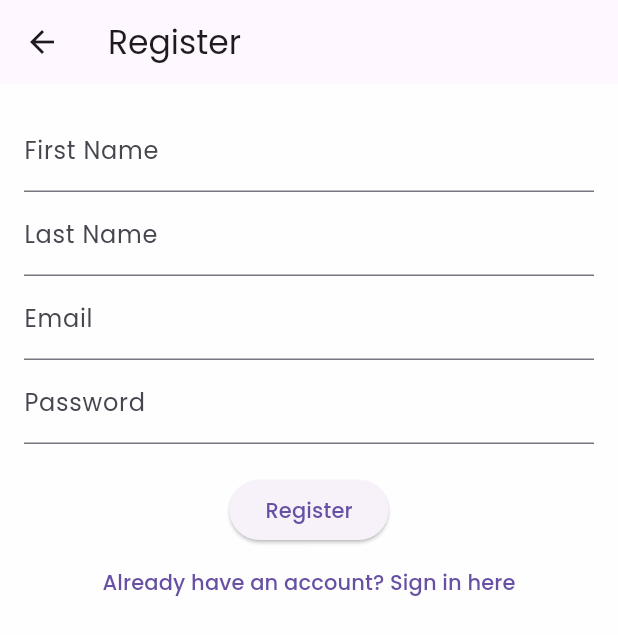
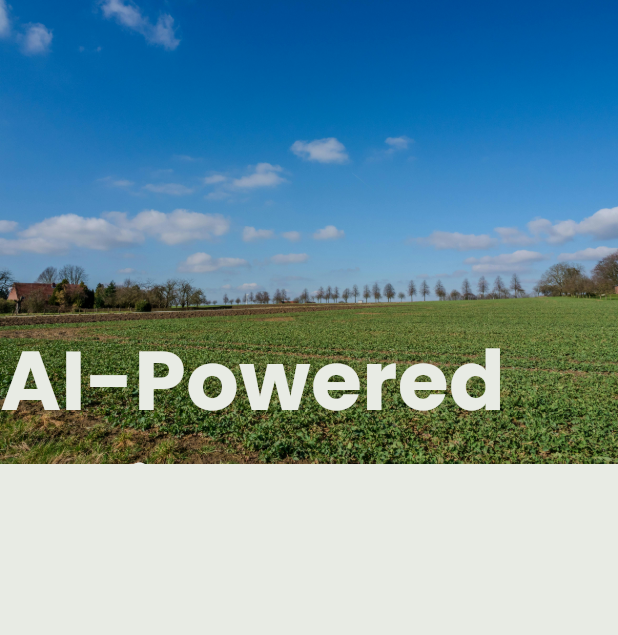
Before and after one commit to Nxshe-116/C.A.S.P, a Flutter app: the RegistrationScreen screen opened directly, on a phone screen of 412 x 824 dp. Shown: the top 635 px of the screen. Run offline on Flutter 3.47's test engine with Material 3 defaults, Android fonts, the phone set to English and light mode, and no system bars; our stand-ins replace badges, cloud_firestore, firebase_auth, firebase_core, fl_chart, flutter_screenutil and 3 more; accounts and stored records are empty.

Commit message:
added reg page

```diff
--- a/lib/screens/auth/components/components.dart
+++ b/lib/screens/auth/components/components.dart
@@ -1,10 +1,6 @@
 import 'package:admin/constants.dart';
 import 'package:flutter/material.dart';
 import 'package:flutter_screenutil/flutter_screenutil.dart';
-
-
-
-
 
 class CustomTextField extends StatelessWidget {
   final TextEditingController controller;
@@ -58,9 +54,6 @@ class CustomTextField extends StatelessWidget {
   }
 }
 
-
-
-
 class CustomPasswordField extends StatefulWidget {
   final TextEditingController controller;
   final String hintText;
@@ -107,7 +100,6 @@ class _CustomPasswordFieldState extends State<CustomPasswordField> {
           //   },
           // ),
 
-
           hintText: widget.hintText,
           hintStyle: TextStyle(color: Colors.grey),
           border: OutlineInputBorder(
@@ -119,14 +111,14 @@ class _CustomPasswordFieldState extends State<CustomPasswordField> {
           ),
           focusedBorder: OutlineInputBorder(
             borderSide: BorderSide(
-              color:secondaryColor,
+              color: secondaryColor,
               width: 2.0,
             ),
             borderRadius: BorderRadius.circular(10.0),
           ),
           enabledBorder: OutlineInputBorder(
             borderSide: BorderSide(
-              color:secondaryColor,
+              color: secondaryColor,
               width: 2.0,
             ),
             borderRadius: BorderRadius.circular(10.0),
@@ -139,16 +131,17 @@ class _CustomPasswordFieldState extends State<CustomPasswordField> {
 
 class CustomButton extends StatelessWidget {
   final String title;
-
+  final VoidCallback onTap;
   const CustomButton({
     super.key,
     required this.title,
+    required this.onTap,
   });
 
   @override
   Widget build(BuildContext context) {
     return GestureDetector(
-      onTap: () {},
+      onTap: onTap,
       child: Container(
         decoration: BoxDecoration(
           border: Border.all(
--- a/lib/screens/auth/reg.dart
+++ b/lib/screens/auth/reg.dart
@@ -1,4 +1,7 @@
-import 'package:admin/screens/auth/sign_in.dart';
+import 'package:admin/constants.dart';
+import 'package:admin/responsive.dart';
+import 'package:admin/screens/auth/components/components.dart';
+// import 'package:admin/screens/auth/sign_in.dart';
 import 'package:flutter/material.dart';
 import 'package:firebase_auth/firebase_auth.dart';
 import 'package:cloud_firestore/cloud_firestore.dart';
@@ -9,32 +12,30 @@ class RegistrationScreen extends StatefulWidget {
 }
 
 class _RegistrationScreenState extends State<RegistrationScreen> {
-  final _firstNameController = TextEditingController();
-  final _lastNameController = TextEditingController();
-  final _emailController = TextEditingController();
-  final _passwordController = TextEditingController();
-  final _formKey = GlobalKey<FormState>();
+  final firstNameController = TextEditingController();
+  final lastNameController = TextEditingController();
+  final emailController = TextEditingController();
+  final passwordController = TextEditingController();
+  final formKey = GlobalKey<FormState>();
 
   Future<void> _register() async {
-    if (_formKey.currentState!.validate()) {
+    if (formKey.currentState!.validate()) {
       try {
-        final firstName = _firstNameController.text.trim();
-        final lastName = _lastNameController.text.trim();
-        final email = _emailController.text.trim();
-        final password = _passwordController.text.trim();
+        final firstName = firstNameController.text.trim();
+        final lastName = lastNameController.text.trim();
+        final email = emailController.text.trim();
+        final password = passwordController.text.trim();
 
         // Create user with Firebase Authentication
-        final userCredential = await FirebaseAuth.instance.createUserWithEmailAndPassword(
+        final userCredential =
+            await FirebaseAuth.instance.createUserWithEmailAndPassword(
           email: email,
           password: password,
         );
 
         // Save user details to Firestore
         final userId = userCredential.user!.uid;
-        await FirebaseFirestore.instance
-            .collection('users')
-            .doc(userId)
-            .set({
+        await FirebaseFirestore.instance.collection('users').doc(userId).set({
           'userId': userId,
           'firstName': firstName,
           'lastName': lastName,
@@ -73,72 +74,86 @@ class _RegistrationScreenState extends State<RegistrationScreen> {
   @override
   Widget build(BuildContext context) {
     return Scaffold(
-      appBar: AppBar(title: Text('Register')),
-      body: Padding(
-        padding: const EdgeInsets.all(16.0),
-        child: Form(
-          key: _formKey,
+      backgroundColor: bgColor,
+      body: SafeArea(
+        child: Stack(children: [
+          Image.asset(
+            "assets/images/agric.jpg",
+            fit: BoxFit.contain,
+          ),
+          Row(
+            crossAxisAlignment: CrossAxisAlignment.start,
+            children: [
+              if (Responsive.isDesktop(context))
+                Expanded(
+                    flex: 2,
+                    // Display the currently selected page
+                    child: Container(
+                      color: bgColor,
+                      child: Padding(
+                        padding: const EdgeInsets.all(10.0),
                         child: Column(
+                          crossAxisAlignment: CrossAxisAlignment.start,
                           children: [
-              TextFormField(
-                controller: _firstNameController,
-                decoration: InputDecoration(labelText: 'First Name'),
-                validator: (value) {
-                  if (value == null || value.isEmpty) {
-                    return 'Please enter your first name';
-                  }
-                  return null;
-                },
+                            Image.asset(
+                              "assets/images/12.png",
+                              height: 190,
                             ),
-              TextFormField(
-                controller: _lastNameController,
-                decoration: InputDecoration(labelText: 'Last Name'),
-                validator: (value) {
-                  if (value == null || value.isEmpty) {
-                    return 'Please enter your last name';
-                  }
-                  return null;
-                },
+                            Column(
+                              crossAxisAlignment: CrossAxisAlignment.start,
+                              children: [
+                                Text("Welcome",
+                                    style: TextStyle(
+                                        color: secondaryColor,
+                                        fontSize: 35,
+                                        fontWeight: FontWeight.w900)),
+                                Text("Enter your credentials to continue ",
+                                    style: TextStyle(
+                                        color: Colors.black,
+                                        fontSize: 20,
+                                        fontWeight: FontWeight.normal)),
+                              ],
                             ),
-              TextFormField(
-                controller: _emailController,
-                decoration: InputDecoration(labelText: 'Email'),
-                validator: (value) {
-                  if (value == null || value.isEmpty) {
-                    return 'Please enter your email';
-                  }
-                  return null;
-                },
-              ),
-              TextFormField(
-                controller: _passwordController,
-                decoration: InputDecoration(labelText: 'Password'),
-                obscureText: true,
-                validator: (value) {
-                  if (value == null || value.isEmpty) {
-                    return 'Please enter your password';
-                  }
-                  return null;
-                },
-              ),
-              SizedBox(height: 20),
-              ElevatedButton(
-                onPressed: _register,
-                child: Text('Register'),
-              ),
-              TextButton(
-                onPressed: () {
-                  // Navigate to the sign-in screen
-                  Navigator.pushReplacement(
-                    context,
-                    MaterialPageRoute(builder: (context) => SignInScreen()),
-                  );
-                },
-                child: Text('Already have an account? Sign in here'),
+                            SizedBox(height: 25),
+                            CustomTextField(
+                                controller: firstNameController,
+                                hintText: "First name",
+                                leadingIcon: Icons.person),
+                            CustomTextField(
+                                controller: lastNameController,
+                                hintText: "Last name",
+                                leadingIcon: Icons.person),
+                            CustomTextField(
+                                controller: emailController,
+                                hintText: "Email",
+                                leadingIcon: Icons.mail_outline_outlined),
+                            SizedBox(height: 15),
+                            CustomPasswordField(
+                                controller: passwordController,
+                                hintText: "Password",
+                                leadingIcon: Icons.lock),
+                            CustomButton(
+                              title: "Sign In",
+                              onTap: _register,
                             ),
                           ],
                         ),
                       ),
+                    )),
+              Expanded(
+                flex: 4,
+                child: Center(
+                    child: Text(
+                  'AI-Powered Insights \n for Agricultural Markets.',
+                  style: TextStyle(
+                      fontSize: 55,
+                      fontWeight: FontWeight.bold,
+                      color: bgColor),
+                )),
+              ),
+            ],
+          ),
+        ]),
       ),
     );
   }
--- a/lib/screens/auth/sign_in.dart
+++ b/lib/screens/auth/sign_in.dart
@@ -1,11 +1,9 @@
 import 'package:admin/constants.dart';
 import 'package:admin/responsive.dart';
 import 'package:admin/screens/auth/components/components.dart';
-import 'package:admin/screens/auth/reg.dart';
 import 'package:admin/screens/main/main_screen.dart';
 import 'package:flutter/material.dart';
 import 'package:firebase_auth/firebase_auth.dart';
-import 'package:flutter_screenutil/flutter_screenutil.dart';
 
 class SignInScreen extends StatefulWidget {
   @override
@@ -120,7 +118,7 @@ class _SignInScreenState extends State<SignInScreen> {
                               controller: passwordController,
                               hintText: "Password",
                               leadingIcon: Icons.lock),
-                          CustomButton(title: "Sign In"),
+                          CustomButton(title: "Sign In",onTap: signIn,),
                         ],
                       ),
                     ),
```
Lines whose indentation alone changed are shown as unchanged.
